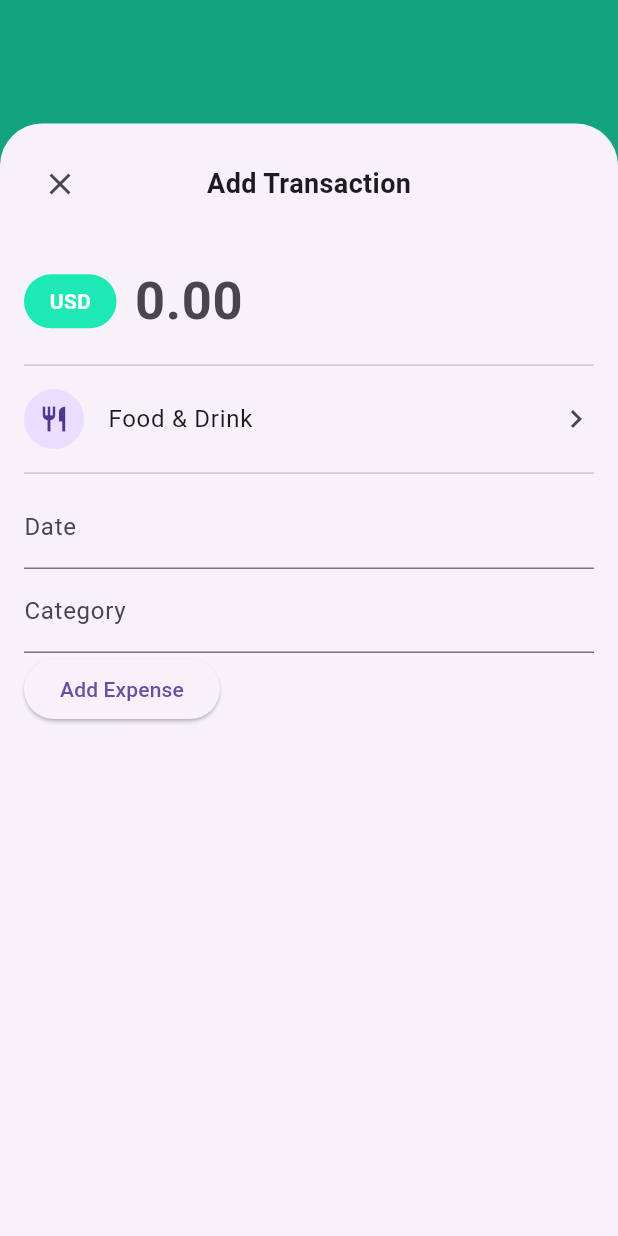
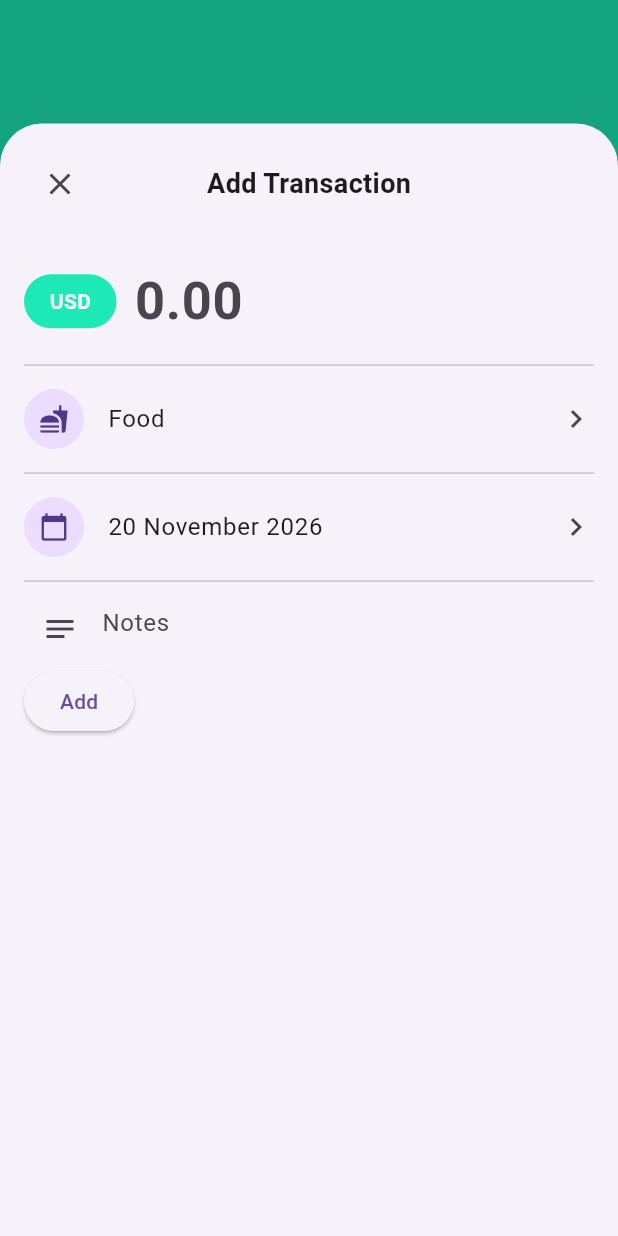
Before and after one commit to alizadamurad/mini_expense_tracker, a Flutter app: the screen it shows after launch, after a tap on the "add" icon, on a phone screen of 412 x 824 dp. Run offline on Flutter 3.47's test engine with Material 3 defaults, Android fonts, the phone set to English and light mode, and no system bars; our stand-ins replace flutter_riverpod.

Commit message:
Localization update

````diff
--- /dev/null
+++ b/l10n.yaml
@@ -0,0 +1,4 @@
+arb-dir: lib/l10n
+template-arb-file: app_en.arb
+output-localization-file: app_localizations.dart
+output-class: AppLocalizations
--- a/lib/features/expenses/presentation/widgets/add_expense_sheet.dart
+++ b/lib/features/expenses/presentation/widgets/add_expense_sheet.dart
@@ -1,23 +1,50 @@
 import 'package:flutter/material.dart';
+import 'package:flutter_riverpod/flutter_riverpod.dart';
+import 'package:mini_expense_tracker/core/providers/expense_provider.dart';
+import 'package:mini_expense_tracker/features/expenses/data/models/expense.dart';
+import 'package:mini_expense_tracker/l10n/app_localizations.dart';
 
-class AddExpenseSheet extends StatefulWidget {
+class AddExpenseSheet extends ConsumerStatefulWidget {
   const AddExpenseSheet({super.key});
 
   @override
-  State<AddExpenseSheet> createState() => _AddExpenseSheetState();
+  ConsumerState<AddExpenseSheet> createState() => _AddExpenseSheetState();
 }
 
-class _AddExpenseSheetState extends State<AddExpenseSheet> {
+class _AddExpenseSheetState extends ConsumerState<AddExpenseSheet> {
+  final TextEditingController _amountController = TextEditingController();
+  final TextEditingController _notesController = TextEditingController();
+
+  IconData _iconForCategory(String category) {
+    switch (category) {
+      case 'Food':
+        return Icons.fastfood;
+      case 'Transportation':
+        return Icons.directions_car;
+      case 'Entertainment':
+        return Icons.movie;
+      default:
+        return Icons.shopping_cart;
+    }
+  }
+
   static const _categories = [
-    'Food & Drink',
+    'Food',
     'Transportation',
     'Shopping',
     'Entertainment',
     'Other',
   ];
 
-  String _category = 'Food & Drink';
+  String _category = 'Food';
   DateTime _date = DateTime.now();
+
+  @override
+  void dispose() {
+    _amountController.dispose();
+    _notesController.dispose();
+    super.dispose();
+  }
 
   Future<void> _chooseCategory() async {
     final category = await showModalBottomSheet<String>(
@@ -36,7 +63,7 @@ class _AddExpenseSheetState extends State<AddExpenseSheet> {
         ),
       ),
     );
-
+    if (!mounted) return;
     if (category != null) {
       setState(() => _category = category);
     }
@@ -49,7 +76,7 @@ class _AddExpenseSheetState extends State<AddExpenseSheet> {
       firstDate: DateTime(2000),
       lastDate: DateTime(2100),
     );
-
+    if (!mounted) return;
     if (date != null) {
       setState(() => _date = date);
     }
@@ -76,6 +103,7 @@ class _AddExpenseSheetState extends State<AddExpenseSheet> {
 
   @override
   Widget build(BuildContext context) {
+    final l10n = AppLocalizations.of(context);
     return GestureDetector(
       onTap: () => FocusScope.of(context).unfocus(),
       child: SizedBox(
@@ -91,11 +119,11 @@ class _AddExpenseSheetState extends State<AddExpenseSheet> {
                     icon: const Icon(Icons.close),
                     onPressed: () => Navigator.pop(context),
                   ),
-                  const Expanded(
+                  Expanded(
                     child: Center(
                       child: Text(
-                        'Add Transaction',
-                        style: TextStyle(
+                        l10n!.addTransaction,
+                        style: const TextStyle(
                           fontWeight: FontWeight.w600,
                           fontSize: 18,
                         ),
@@ -129,16 +157,17 @@ class _AddExpenseSheetState extends State<AddExpenseSheet> {
                     ),
                   ),
                   const SizedBox(width: 12),
-                  const Expanded(
+                  Expanded(
                     child: TextField(
-                      keyboardType: TextInputType.numberWithOptions(
+                      controller: _amountController,
+                      keyboardType: const TextInputType.numberWithOptions(
                         decimal: true,
                       ),
-                      style: TextStyle(
+                      style: const TextStyle(
                         fontSize: 35,
                         fontWeight: FontWeight.bold,
                       ),
-                      decoration: InputDecoration(
+                      decoration: const InputDecoration(
                         hintText: '0.00',
                         border: InputBorder.none,
                       ),
@@ -149,24 +178,42 @@ class _AddExpenseSheetState extends State<AddExpenseSheet> {
               const Divider(),
 
               _PickerRow(
-                icon: Icons.restaurant,
+                icon: _iconForCategory(_category),
                 label: _category,
                 onTap: _chooseCategory,
               ),
               const Divider(),
-              const TextField(
-                decoration: InputDecoration(labelText: 'Date'),
-                keyboardType: TextInputType.number,
+              _PickerRow(
+                icon: Icons.calendar_today,
+                label: _formattedDate,
+                onTap: _chooseDate,
               ),
-              const TextField(
-                decoration: InputDecoration(labelText: 'Category'),
+              const Divider(),
+
+              TextField(
+                controller: _notesController,
+                maxLines: 1,
+                decoration: InputDecoration(
+                  hintText: l10n.notes,
+                  prefixIcon: const Icon(Icons.notes),
+                  border: InputBorder.none,
+                ),
               ),
               ElevatedButton(
                 onPressed: () {
-                  // Add expense logic here.
+                  final Expense newExpense = Expense(
+                    id: DateTime.now().millisecondsSinceEpoch.toString(),
+                    title: _notesController.text.isNotEmpty
+                        ? _notesController.text
+                        : _category,
+                    amount: double.tryParse(_amountController.text) ?? 0.0,
+                    category: _category,
+                    date: _date,
+                  );
+                  ref.read(expensesProvider.notifier).addExpense(newExpense);
                   Navigator.pop(context);
                 },
-                child: const Text('Add Expense'),
+                child: Text(l10n.add),
               ),
             ],
           ),
--- /dev/null
+++ b/lib/l10n/app_localizations.dart
@@ -0,0 +1,170 @@
+import 'dart:async';
+
+import 'package:flutter/foundation.dart';
+import 'package:flutter/widgets.dart';
+import 'package:flutter_localizations/flutter_localizations.dart';
+import 'package:intl/intl.dart' as intl;
+
+import 'app_localizations_en.dart';
+import 'app_localizations_tr.dart';
+
+// ignore_for_file: type=lint
+
+/// Callers can lookup localized strings with an instance of AppLocalizations
+/// returned by `AppLocalizations.of(context)`.
+///
+/// Applications need to include `AppLocalizations.delegate()` in their app's
+/// `localizationDelegates` list, and the locales they support in the app's
+/// `supportedLocales` list. For example:
+///
+/// ```dart
+/// import 'l10n/app_localizations.dart';
+///
+/// return MaterialApp(
+///   localizationsDelegates: AppLocalizations.localizationsDelegates,
+///   supportedLocales: AppLocalizations.supportedLocales,
+///   home: MyApplicationHome(),
+/// );
+/// ```
+///
+/// ## Update pubspec.yaml
+///
+/// Please make sure to update your pubspec.yaml to include the following
+/// packages:
+///
+/// ```yaml
+/// dependencies:
+///   # Internationalization support.
+///   flutter_localizations:
+///     sdk: flutter
+///   intl: any # Use the pinned version from flutter_localizations
+///
+///   # Rest of dependencies
+/// ```
+///
+/// ## iOS Applications
+///
+/// iOS applications define key application metadata, including supported
+/// locales, in an Info.plist file that is built into the application bundle.
+/// To configure the locales supported by your app, you’ll need to edit this
+/// file.
+///
+/// First, open your project’s ios/Runner.xcworkspace Xcode workspace file.
+/// Then, in the Project Navigator, open the Info.plist file under the Runner
+/// project’s Runner folder.
+///
+/// Next, select the Information Property List item, select Add Item from the
+/// Editor menu, then select Localizations from the pop-up menu.
+///
+/// Select and expand the newly-created Localizations item then, for each
+/// locale your application supports, add a new item and select the locale
+/// you wish to add from the pop-up menu in the Value field. This list should
+/// be consistent with the languages listed in the AppLocalizations.supportedLocales
+/// property.
+abstract class AppLocalizations {
+  AppLocalizations(String locale)
+    : localeName = intl.Intl.canonicalizedLocale(locale.toString());
+
+  final String localeName;
+
+  static AppLocalizations? of(BuildContext context) {
+    return Localizations.of<AppLocalizations>(context, AppLocalizations);
+  }
+
+  static const LocalizationsDelegate<AppLocalizations> delegate =
+      _AppLocalizationsDelegate();
+
+  /// A list of this localizations delegate along with the default localizations
+  /// delegates.
+  ///
+  /// Returns a list of localizations delegates containing this delegate along with
+  /// GlobalMaterialLocalizations.delegate, GlobalCupertinoLocalizations.delegate,
+  /// and GlobalWidgetsLocalizations.delegate.
+  ///
+  /// Additional delegates can be added by appending to this list in
+  /// MaterialApp. This list does not have to be used at all if a custom list
+  /// of delegates is preferred or required.
+  static const List<LocalizationsDelegate<dynamic>> localizationsDelegates =
+      <LocalizationsDelegate<dynamic>>[
+        delegate,
+        GlobalMaterialLocalizations.delegate,
+        GlobalCupertinoLocalizations.delegate,
+        GlobalWidgetsLocalizations.delegate,
+      ];
+
+  /// A list of this localizations delegate's supported locales.
+  static const List<Locale> supportedLocales = <Locale>[
+    Locale('en'),
+    Locale('tr'),
+  ];
+
+  /// No description provided for @appTitle.
+  ///
+  /// In en, this message translates to:
+  /// **'Expense Tracker'**
+  String get appTitle;
+
+  /// No description provided for @addTransaction.
+  ///
+  /// In en, this message translates to:
+  /// **'Add Transaction'**
+  String get addTransaction;
+
+  /// No description provided for @amount.
+  ///
+  /// In en, this message translates to:
+  /// **'Amount'**
+  String get amount;
+
+  /// No description provided for @category.
+  ///
+  /// In en, this message translates to:
+  /// **'Category'**
+  String get category;
+
+  /// No description provided for @notes.
+  ///
+  /// In en, this message translates to:
+  /// **'Notes'**
+  String get notes;
+
+  /// No description provided for @add.
+  ///
+  /// In en, this message translates to:
+  /// **'Add'**
+  String get add;
+}
+
+class _AppLocalizationsDelegate
+    extends LocalizationsDelegate<AppLocalizations> {
+  const _AppLocalizationsDelegate();
+
+  @override
+  Future<AppLocalizations> load(Locale locale) {
+    return SynchronousFuture<AppLocalizations>(lookupAppLocalizations(locale));
+  }
+
+  @override
+  bool isSupported(Locale locale) =>
+      <String>['en', 'tr'].contains(locale.languageCode);
+
+  @override
+  bool shouldReload(_AppLocalizationsDelegate old) => false;
+}
+
+AppLocalizations lookupAppLocalizations(Locale locale) {
+  // Lookup logic when only language code is specified.
+  switch (locale.languageCode) {
+    case 'en':
+      return AppLocalizationsEn();
+    case 'tr':
+      return AppLocalizationsTr();
+  }
+
+  throw FlutterError(
+    'AppLocalizations.delegate failed to load unsupported locale "$locale". This is likely '
+    'an issue with the localizations generation tool. Please file an issue '
+    'on GitHub with a reproducible sample app and the gen-l10n configuration '
+    'that was used.',
+  );
+}
--- a/lib/main.dart
+++ b/lib/main.dart
@@ -2,6 +2,7 @@ import 'package:flutter/material.dart';
 import 'package:flutter/services.dart';
 import 'package:flutter_riverpod/flutter_riverpod.dart';
 import 'package:mini_expense_tracker/features/expenses/presentation/screens/expense_screen.dart';
+import 'package:mini_expense_tracker/l10n/app_localizations.dart';
 
 void main() {
   WidgetsFlutterBinding.ensureInitialized();
@@ -17,10 +18,12 @@ void main() {
 class MyApp extends StatelessWidget {
   const MyApp({super.key});
 
-  // This widget is the root of your application.
   @override
   Widget build(BuildContext context) {
     return const MaterialApp(
+      localizationsDelegates: AppLocalizations.localizationsDelegates,
+      supportedLocales: AppLocalizations.supportedLocales,
+      locale: Locale('en'),
       debugShowCheckedModeBanner: false,
       title: 'Expense Tracker',
 
--- a/pubspec.yaml
+++ b/pubspec.yaml
@@ -35,10 +35,14 @@ dependencies:
   # Use with the CupertinoIcons class for iOS style icons.
   cupertino_icons: ^1.0.8
   flutter_riverpod: ^3.5.0
+  flutter_localizations:
+    sdk: flutter
+  intl: ^0.20.3
 
 dev_dependencies:
   flutter_test:
     sdk: flutter
+
 
   # The "flutter_lints" package below contains a set of recommended lints to
   # encourage good coding practices. The lint set provided by the package is
@@ -52,7 +56,7 @@ dev_dependencies:
 
 # The following section is specific to Flutter packages.
 flutter:
-
+  generate: true
   # The following line ensures that the Material Icons font is
   # included with your application, so that you can use the icons in
   # the material Icons class.
````
Also changed, not shown: lib/l10n/app_en.arb (added, +8 -0 lines), lib/l10n/app_localizations_en.dart (added, +29 -0 lines), lib/l10n/app_localizations_tr.dart (added, +29 -0 lines), lib/l10n/app_tr.arb (added, +8 -0 lines), pubspec.lock.
